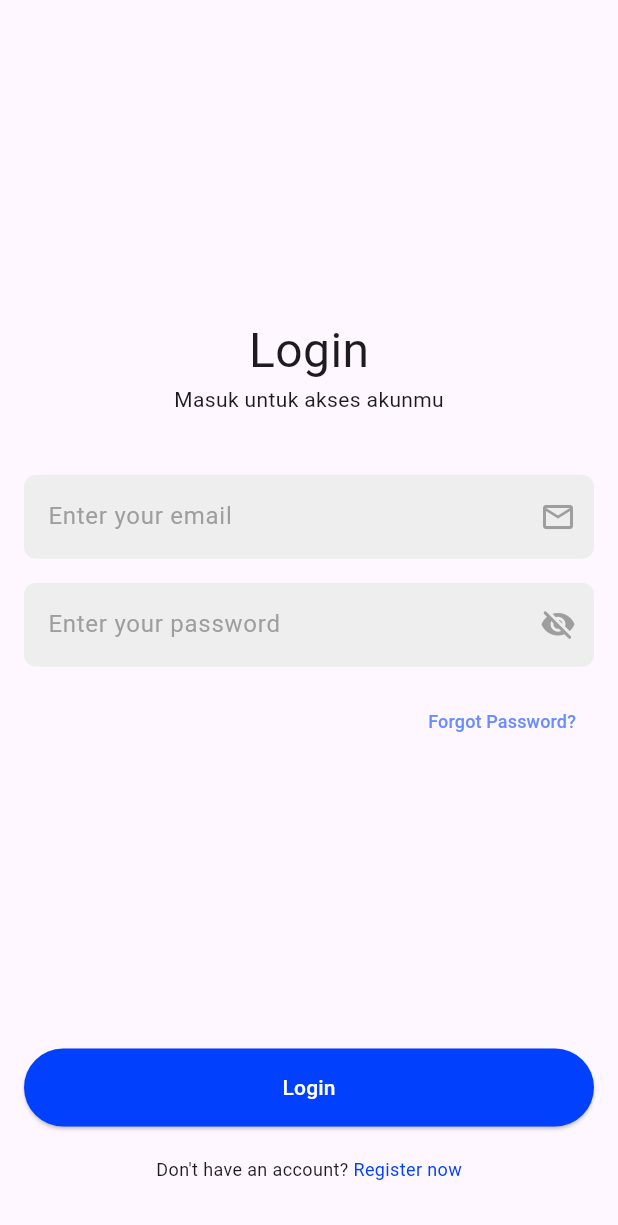
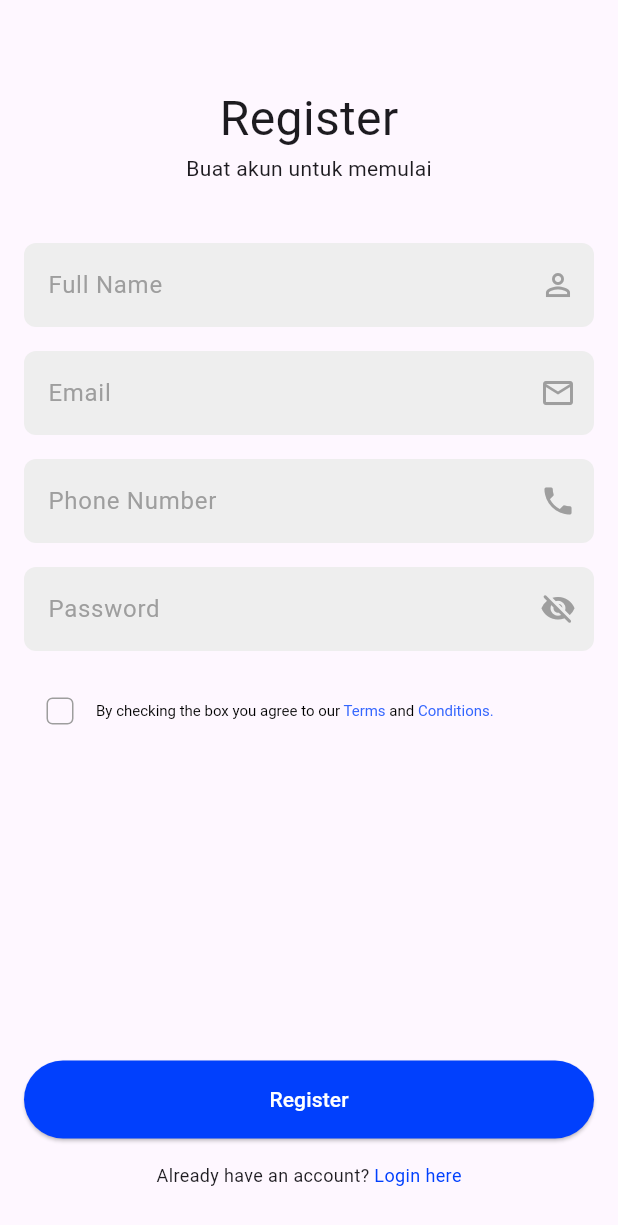
Before and after one commit to favjiw/oil-track, a Flutter app: the screen it shows after launch, after a tap on "Register now", on a phone screen of 412 x 824 dp. Shown: the top 1225 px of the screen. Run offline on Flutter 3.47's test engine with Material 3 defaults, Android fonts, the phone set to English and light mode, and no system bars; our stand-ins replace flutter_svg, get.

Commit message:
added register page

```diff
--- /dev/null
+++ b/lib/app/modules/register/bindings/register_binding.dart
@@ -0,0 +1,12 @@
+import 'package:get/get.dart';
+
+import '../controllers/register_controller.dart';
+
+class RegisterBinding extends Bindings {
+  @override
+  void dependencies() {
+    Get.lazyPut<RegisterController>(
+      () => RegisterController(),
+    );
+  }
+}
--- /dev/null
+++ b/lib/app/modules/register/controllers/register_controller.dart
@@ -0,0 +1,30 @@
+import 'package:flutter/widgets.dart';
+import 'package:get/get.dart';
+
+class RegisterController extends GetxController {
+  //TODO: Implement RegisterController
+  TextEditingController nameController = TextEditingController();
+  TextEditingController emailController = TextEditingController();
+  TextEditingController passwordController = TextEditingController();
+  TextEditingController phoneController = TextEditingController();
+
+  var isChecked = false.obs;
+
+  final count = 0.obs;
+  @override
+  void onInit() {
+    super.onInit();
+  }
+
+  @override
+  void onReady() {
+    super.onReady();
+  }
+
+  @override
+  void onClose() {
+    super.onClose();
+  }
+
+  void increment() => count.value++;
+}
--- /dev/null
+++ b/lib/app/modules/register/views/register_view.dart
@@ -0,0 +1,168 @@
+import 'package:flutter/material.dart';
+import 'package:get/get.dart';
+import 'package:oiltrack/app/modules/shared/theme.dart';
+import 'package:oiltrack/app/modules/widgets/button_widget.dart';
+import 'package:oiltrack/app/modules/widgets/password_textfield_widget.dart';
+import 'package:oiltrack/app/modules/widgets/textfield_widget.dart';
+
+import '../controllers/register_controller.dart';
+
+class RegisterView extends GetView<RegisterController> {
+  const RegisterView({super.key});
+
+  @override
+  Widget build(BuildContext context) {
+    return GestureDetector(
+      onTap: () => FocusScope.of(context).unfocus(),
+      child: Scaffold(
+        body: SafeArea(
+          child: SizedBox(
+            height:
+                MediaQuery.of(
+                  context,
+                ).size.height, // Menyesuaikan dengan tinggi layar
+            child: Column(
+              children: [
+                Expanded(
+                  child: SingleChildScrollView(
+                    physics: AlwaysScrollableScrollPhysics(),
+                    child: Padding(
+                      padding: const EdgeInsets.all(16.0),
+                      child: Column(
+                        children: [
+                          SizedBox(height: 40.0),
+                          Column(
+                            children: [
+                              Text(
+                                'Register',
+                                style: TextStyle(fontSize: 32.0),
+                              ),
+                              Text('Buat akun untuk memulai'),
+                            ],
+                          ),
+                          SizedBox(height: 40.0),
+                          CustomTextField(
+                            hintText: 'Full Name',
+                            suffixIcon: Icon(Icons.person_outline),
+                            keyboardType: TextInputType.name,
+                            textInputAction: TextInputAction.next,
+                            controller: controller.nameController,
+                          ),
+                          SizedBox(height: 16.0),
+                          CustomTextField(
+                            hintText: 'Email',
+                            suffixIcon: Icon(Icons.email_outlined),
+                            keyboardType: TextInputType.emailAddress,
+                            textInputAction: TextInputAction.next,
+                            controller: controller.emailController,
+                          ),
+                          SizedBox(height: 16.0),
+                          CustomTextField(
+                            hintText: 'Phone Number',
+                            suffixIcon: Icon(Icons.phone),
+                            keyboardType: TextInputType.phone,
+                            textInputAction: TextInputAction.next,
+                            controller: controller.phoneController,
+                          ),
+                          SizedBox(height: 16.0),
+                          PasswordTextField(
+                            hintText: 'Password',
+                            controllerField: controller.passwordController,
+                            textInputAction: TextInputAction.done,
+                          ),
+                          SizedBox(height: 16.0),
+                          Obx(
+                            () => Row(
+                              children: [
+                                Checkbox(
+                                  checkColor: Colors.white,
+                                  activeColor: blue500,
+                                  side: BorderSide(color: Colors.grey),
+                                  shape: RoundedRectangleBorder(
+                                    borderRadius: BorderRadius.circular(4.0),
+                                  ),
+                                  value: controller.isChecked.value,
+                                  onChanged: (value) {
+                                    controller.isChecked.value = value!;
+                                  },
+                                ),
+                                Flexible(
+                                  child: RichText(
+                                    text: TextSpan(
+                                      text:
+                                          'By checking the box you agree to our ',
+                                      style: TextStyle(
+                                        fontSize: 10.0,
+                                        color: Colors.black,
+                                      ),
+                                      children: <TextSpan>[
+                                        TextSpan(
+                                          text: 'Terms',
+                                          style: TextStyle(color: blue400),
+                                        ),
+                                        TextSpan(
+                                          text: ' and ',
+                                          style: TextStyle(color: Colors.black),
+                                        ),
+                                        TextSpan(
+                                          text: 'Conditions.',
+                                          style: TextStyle(color: blue400),
+                                        ),
+                                      ],
+                                    ),
+                                    textAlign: TextAlign.center,
+                                  ),
+                                ),
+                              ],
+                            ),
+                          ),
+                        ],
+                      ),
+                    ),
+                  ),
+                ),
+                Padding(
+                  padding: const EdgeInsets.all(16.0),
+                  child: Column(
+                    crossAxisAlignment: CrossAxisAlignment.stretch,
+                    children: [
+                      CustomButton(
+                        onPressed: () {},
+                        text: 'Register',
+                        color: blue500,
+                      ),
+                      Padding(
+                        padding: const EdgeInsets.symmetric(vertical: 16.0),
+                        child: Row(
+                          mainAxisAlignment: MainAxisAlignment.center,
+                          children: [
+                            Text(
+                              'Already have an account?',
+                              style: TextStyle(fontSize: 12.0),
+                            ),
+                            GestureDetector(
+                              onTap: () {
+                                Get.toNamed('/login');
+                              },
+                              child: Text(
+                                ' Login here',
+                                style: TextStyle(
+                                  color: blue500,
+                                  fontSize: 12.0,
+                                ),
+                              ),
+                            ),
+                          ],
+                        ),
+                      ),
+                    ],
+                  ),
+                ),
+              ],
+            ),
+          ),
+        ),
+      ),
+    );
+  }
+}
--- a/lib/app/routes/app_pages.dart
+++ b/lib/app/routes/app_pages.dart
@@ -4,6 +4,8 @@
 import '../modules/home/views/home_view.dart';
 import '../modules/login/bindings/login_binding.dart';
 import '../modules/login/views/login_view.dart';
+import '../modules/register/bindings/register_binding.dart';
+import '../modules/register/views/register_view.dart';
 
 part 'app_routes.dart';
 
@@ -23,5 +25,10 @@
       page: () => const LoginView(),
       binding: LoginBinding(),
     ),
+    GetPage(
+      name: _Paths.REGISTER,
+      page: () => const RegisterView(),
+      binding: RegisterBinding(),
+    ),
   ];
 }
--- a/lib/app/routes/app_routes.dart
+++ b/lib/app/routes/app_routes.dart
@@ -5,10 +5,12 @@
   Routes._();
   static const HOME = _Paths.HOME;
   static const LOGIN = _Paths.LOGIN;
+  static const REGISTER = _Paths.REGISTER;
 }
 
 abstract class _Paths {
   _Paths._();
   static const HOME = '/home';
   static const LOGIN = '/login';
+  static const REGISTER = '/register';
 }
```
